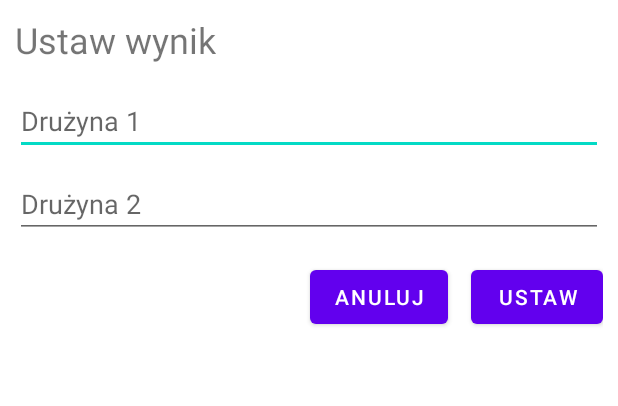
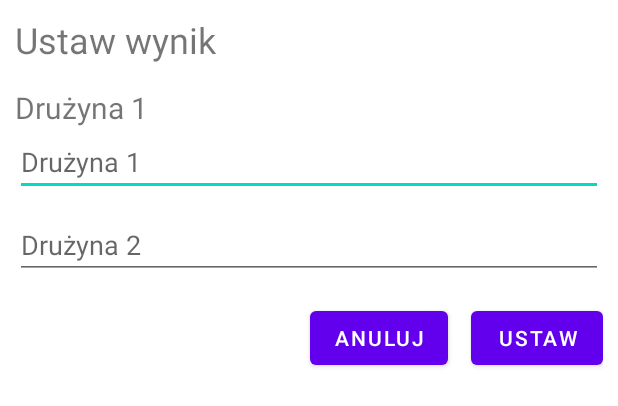
Before and after one commit to mpnogaj/kormoran-admin-system-android, an Android app: the layout dialog_set_match_info.xml on its own in the app's theme, with its tools: preview values and no code run, on a phone screen of 412 x 824 dp. Shown: the top 406 px of the screen. Run offline under Robolectric (Android 15) with nearby library versions, the phone set to English and light mode, and no system bars; network calls fail.

Commit message:
Moved intent keys and changed dialog name

```diff
--- a/app/src/main/java/com/mpnogaj/kormoranadminsystem/activities/MatchesActivity.java
+++ b/app/src/main/java/com/mpnogaj/kormoranadminsystem/activities/MatchesActivity.java
@@ -30,6 +30,9 @@ import java.util.Objects;
 
 public class MatchesActivity extends AppCompatActivity {
 
+    public static final String TOURNAMENT_NAME_KEY = "tournamentName";
+    public static final String TOURNAMENT_READABLE_NAME_KEY = "tournamentReadableName";
+
     private String _tournamentName;
     private SwipeRefreshLayout _swipeRefreshLayout;
     private List<Match> _matches;
@@ -40,15 +43,14 @@ public class MatchesActivity extends AppCompatActivity {
         setContentView(R.layout.activity_matches);
 
         Intent intent = getIntent();
-        _tournamentName = intent.getStringExtra("tournamentName");
-        //getActionBar().setTitle(_tournamentName);
+        _tournamentName = intent.getStringExtra(TOURNAMENT_NAME_KEY);
         _swipeRefreshLayout = this.findViewById(R.id.matchesActivityRefresh);
         _swipeRefreshLayout.setOnRefreshListener(
                 // on refresh
                 this::updateList
         );
         Objects.requireNonNull(getSupportActionBar())
-                .setTitle(intent.getStringExtra("tournamentReadableName"));
+                .setTitle(intent.getStringExtra(TOURNAMENT_READABLE_NAME_KEY));
         updateList();
     }
 
@@ -56,7 +58,7 @@ public class MatchesActivity extends AppCompatActivity {
         final Dialog dialog = new Dialog(MatchesActivity.this);
         dialog.requestWindowFeature(Window.FEATURE_NO_TITLE);
         dialog.setCancelable(true);
-        dialog.setContentView(R.layout.dialog_set_score);
+        dialog.setContentView(R.layout.dialog_set_match_info);
 
         final EditText team1ScoreBox = dialog.findViewById(R.id.setScoreDialogTeam1Box);
         final EditText team2ScoreBox = dialog.findViewById(R.id.setScoreDialogTeam2Box);
--- a/app/src/main/java/com/mpnogaj/kormoranadminsystem/activities/TournamentsActivity.java
+++ b/app/src/main/java/com/mpnogaj/kormoranadminsystem/activities/TournamentsActivity.java
@@ -64,8 +64,8 @@ public class TournamentsActivity extends AppCompatActivity {
                 listView.setOnItemClickListener((adapterView, view, position, l) -> {
                     Tournament tappedTournament = _tournaments.get(position);
                     Intent intent = new Intent(App.getAppContext(), MatchesActivity.class);
-                    intent.putExtra("tournamentName", tappedTournament.getName());
-                    intent.putExtra("tournamentReadableName", tappedTournament.getReadableName());
+                    intent.putExtra(MatchesActivity.TOURNAMENT_NAME_KEY, tappedTournament.getName());
+                    intent.putExtra(MatchesActivity.TOURNAMENT_READABLE_NAME_KEY, tappedTournament.getReadableName());
                     startActivity(intent);
                 });
 
--- a/app/src/main/res/layout/dialog_set_score.xml
+++ b/app/src/main/res/layout/dialog_set_match_info.xml
@@ -12,9 +12,20 @@
         android:layout_height="wrap_content"
         android:text="@string/set_score"
         android:textSize="24sp"
+        android:maxLines="1"
+        android:ellipsize="end"
         app:layout_constraintTop_toTopOf="parent"
         app:layout_constraintStart_toStartOf="parent" />
 
+    <TextView
+        android:id="@+id/setMatchInfoDialogTeam1Header"
+        android:layout_width="wrap_content"
+        android:layout_height="wrap_content"
+        android:textSize="20sp"
+        android:layout_marginTop="15dp"
+        app:layout_constraintTop_toBottomOf="@id/setScoreDialogTitle"
+        app:layout_constraintStart_toStartOf="parent"
+        android:text="@string/team_1"/>
     <EditText
         android:id="@+id/setScoreDialogTeam1Box"
         android:layout_width="match_parent"
@@ -22,9 +33,8 @@
         android:ems="10"
         android:inputType="number"
         android:hint="@string/team_1"
-        android:layout_marginTop="15dp"
         app:layout_constraintStart_toStartOf="parent"
-        app:layout_constraintTop_toBottomOf="@id/setScoreDialogTitle"
+        app:layout_constraintTop_toBottomOf="@id/setMatchInfoDialogTeam1Header"
         android:importantForAutofill="no" />
 
     <EditText
```
